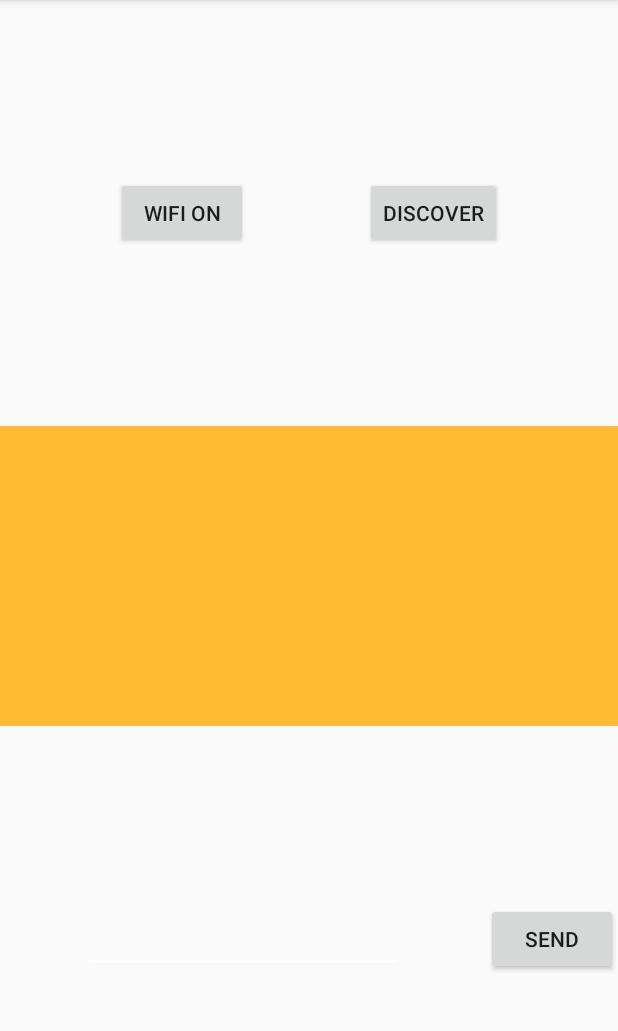
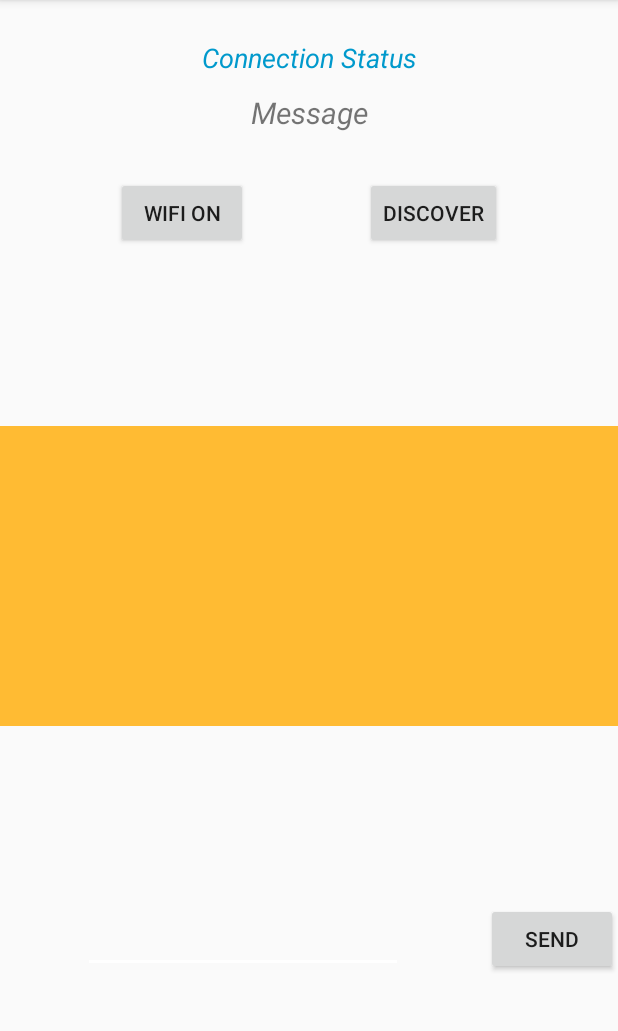
Before and after one commit to Ogrys/pfe-2020-remote-targeting-equipe-delta, an Android app: the screen it shows after launch (MainActivity), on a phone screen of 412 x 824 dp, the part 84-1115 px from its top. Run offline under Robolectric (Android 15) with nearby library versions, the phone set to English and light mode, and no system bars.

Commit message:
ajout des trucs suppr par romiche

```diff
--- a/app/src/main/java/fr/eseo/arnou/pfe_2020_remote_targeting_equipe_delta/Network/WifiDirectBroadcastReceiver.java
+++ b/app/src/main/java/fr/eseo/arnou/pfe_2020_remote_targeting_equipe_delta/Network/WifiDirectBroadcastReceiver.java
@@ -32,7 +32,9 @@ public class WifiDirectBroadcastReceiver extends BroadcastReceiver {
                 Toast.makeText(context, "Wifi is OFF",Toast.LENGTH_SHORT).show();
             }
         }else if(WifiP2pManager.WIFI_P2P_PEERS_CHANGED_ACTION.equals(action)){
-            //do something
+            if(mManager!=null){
+                mManager.requestPeers(mChannel,mActivity.peerListListener);
+            }
         }else if(WifiP2pManager.WIFI_P2P_CONNECTION_CHANGED_ACTION.equals(action)){
             //do something
         }else if(WifiP2pManager.WIFI_P2P_THIS_DEVICE_CHANGED_ACTION.equals(action)){
--- a/app/src/main/res/layout/activity_main.xml
+++ b/app/src/main/res/layout/activity_main.xml
@@ -72,4 +72,40 @@
         app:layout_constraintEnd_toEndOf="parent"
         app:layout_constraintTop_toBottomOf="@+id/peerListView" />
 
+    <TextView
+        android:id="@+id/connectionStatus"
+        android:layout_width="match_parent"
+        android:layout_height="wrap_content"
+        android:layout_alignParentStart="true"
+        android:layout_alignParentTop="true"
+        android:layout_marginTop="15dp"
+        android:text="Connection Status"
+        android:textAlignment="center"
+        android:textColor="@android:color/holo_blue_dark"
+        android:textSize="18sp"
+        android:textStyle="italic"
+        app:layout_constraintBottom_toTopOf="@+id/readMsg"
+        app:layout_constraintEnd_toEndOf="parent"
+        app:layout_constraintHorizontal_bias="0.5"
+        app:layout_constraintStart_toStartOf="parent"
+        app:layout_constraintTop_toTopOf="parent" />
+
+    <TextView
+        android:id="@+id/readMsg"
+        android:layout_width="wrap_content"
+        android:layout_height="wrap_content"
+        android:layout_below="@+id/peerListView"
+        android:layout_alignParentStart="true"
+        android:layout_alignParentEnd="true"
+        android:layout_marginTop="31dp"
+        android:text="Message"
+        android:textAlignment="center"
+        android:textSize="20sp"
+        android:textStyle="italic"
+        app:layout_constraintBottom_toTopOf="@+id/onOff"
+        app:layout_constraintEnd_toEndOf="parent"
+        app:layout_constraintHorizontal_bias="0.5"
+        app:layout_constraintStart_toStartOf="parent"
+        app:layout_constraintTop_toTopOf="parent" />
+
 </androidx.constraintlayout.widget.ConstraintLayout>
```
